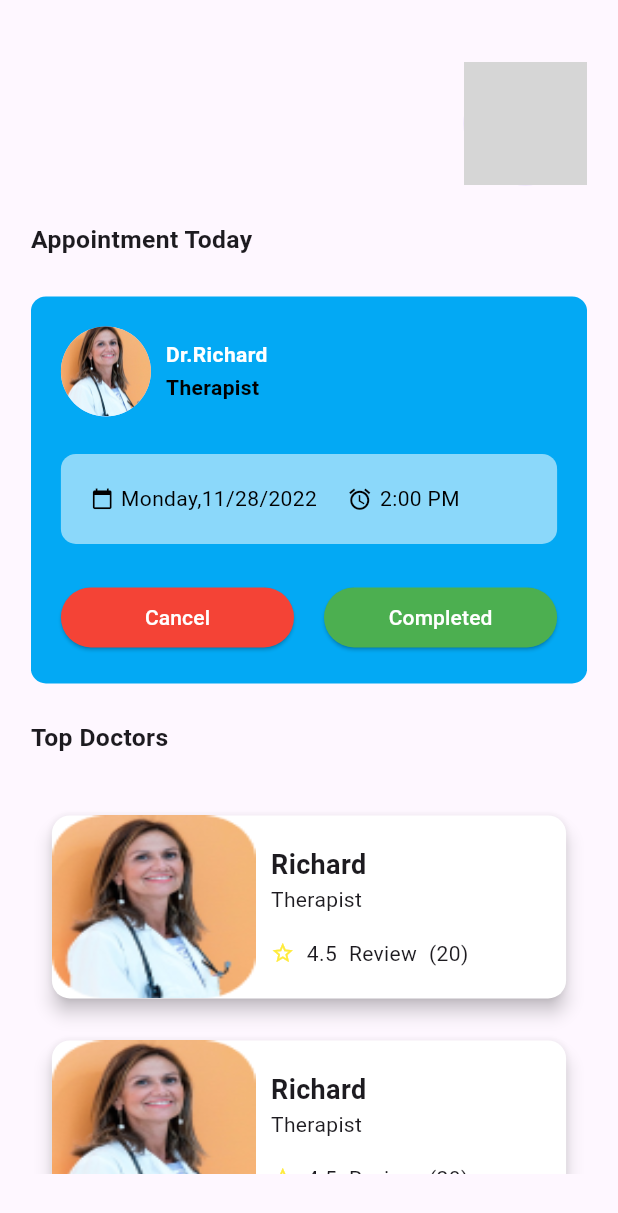
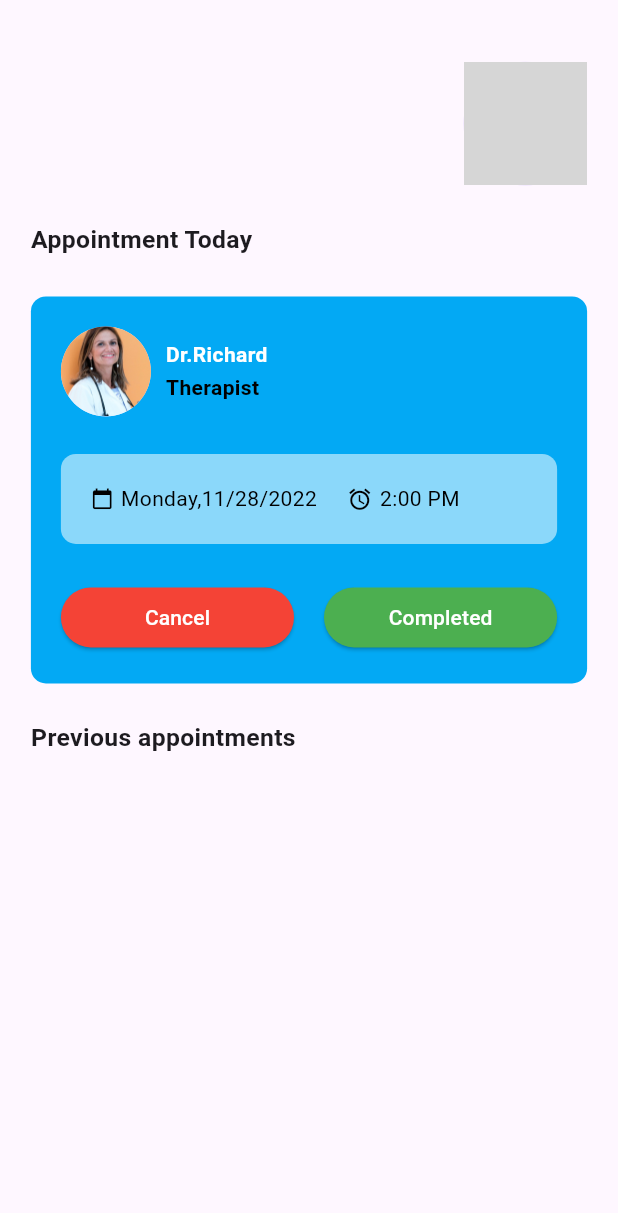
Before and after one commit to Riyaaaaan/Mental-Wellness, a Flutter app: the HomePage screen opened directly, on a phone screen of 412 x 824 dp. Shown: the top 1213 px of the screen. Run offline on Flutter 3.47's test engine with Material 3 defaults, Android fonts, the light colour scheme and no system bars; our stand-ins replace cloud_firestore, firebase_auth, firebase_core, firebase_messaging, flutter_calendar_carousel, flutter_local_notifications and 10 more; missing offline and left inert: markdown; accounts and stored records are empty; network calls fail; grey boxes are pictures that could not be loaded.

Commit message:
android apk

```diff
--- a/lib/components/appoint_card.dart
+++ b/lib/components/appoint_card.dart
@@ -66,7 +66,9 @@ class _AppointCardState extends State<AppointCard> {
                     child: ElevatedButton(
                         style: ElevatedButton.styleFrom(
                             backgroundColor: Colors.red),
-                        onPressed: () {},
+                        onPressed: () {
+                          Navigator.pop(context);
+                        },
                         child: Text(
                           'Cancel',
                           style: TextStyle(color: Colors.white),
--- a/lib/screens/dashboard/booking_page.dart
+++ b/lib/screens/dashboard/booking_page.dart
@@ -1,6 +1,7 @@
 import 'package:flutter/material.dart';
 import 'package:font_awesome_flutter/font_awesome_flutter.dart';
 import 'package:mental_wellness/screens/dashboard/appointment.dart';
+import 'package:mental_wellness/screens/success_booked.dart';
 import 'package:table_calendar/table_calendar.dart';
 
 import '../../components/button.dart';
@@ -125,7 +126,7 @@ class _BookingPageState extends State<BookingPage> {
                 onPress: () {
                   Navigator.of(context).push(MaterialPageRoute(
                     builder: (context) {
-                      return AppointmentPage();
+                      return AppointmentBooked();
                     },
                   ));
                 },
--- a/lib/screens/dashboard/home_page.dart
+++ b/lib/screens/dashboard/home_page.dart
@@ -63,21 +63,21 @@ class HomePage extends StatelessWidget {
                 AppointCard(),
                 Config.spaceSmall,
                 Text(
-                  "Top Doctors",
+                  "Previous appointments",
                   style: TextStyle(
                     fontSize: Config.widthSize! * 0.04,
                     fontWeight: FontWeight.bold,
                   ),
                 ),
                 Config.spaceSmall,
-                Column(
-                  children: List.generate(
-                    5,
-                    (index) => const DoctorCard(
-                      route: 'doc_details',
-                    ),
-                  ),
-                )
+                // Column(
+                //   children: List.generate(
+                //     5,
+                //     (index) => const DoctorCard(
+                //       route: 'doc_details',
+                //     ),
+                //   ),
+                // )
               ],
             ),
           ),
```
Also changed, not shown: lib/screens/dashboard/appointment.dart (+8 -2 lines), lib/screens/success_booked.dart (+9 -2 lines), 1 other file.
